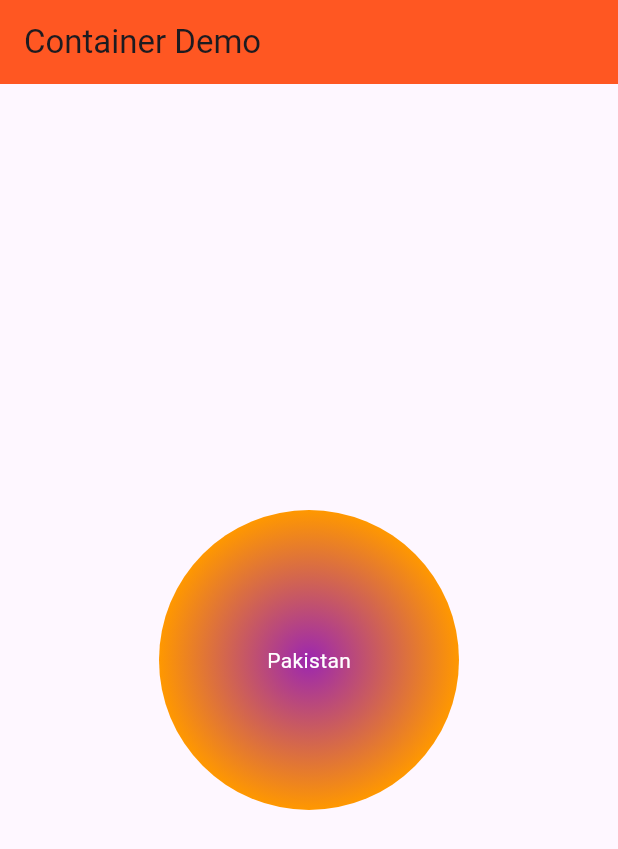
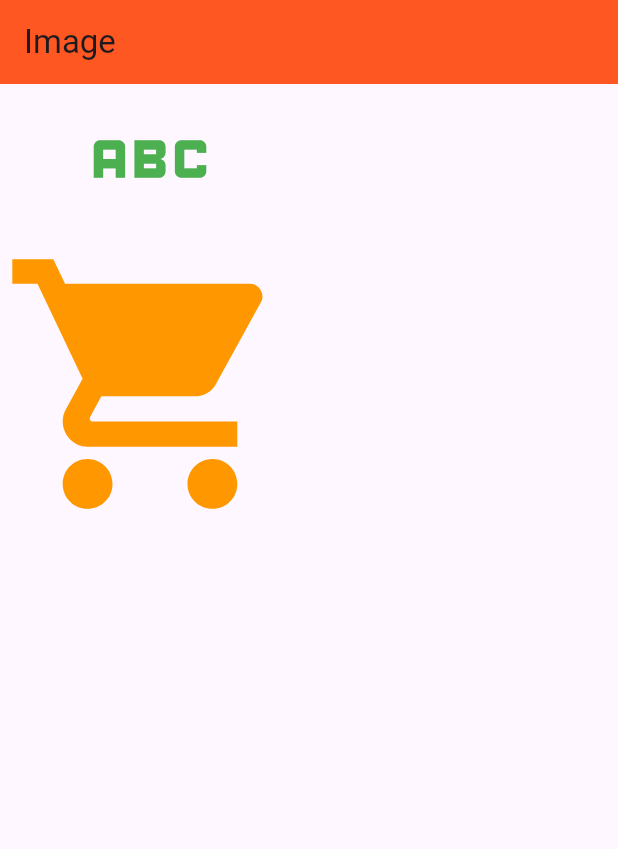
Before and after one commit to abidroid/uoajkbagh_day2, a Flutter app: the screen it shows after launch, on a phone screen of 412 x 824 dp. Shown: the top 849 px of the screen. Run offline on Flutter 3.47's test engine with Material 3 defaults, Android fonts, the phone set to English and light mode, and no system bars.

Commit message:
column, row, stack,icon

```diff
--- a/lib/main.dart
+++ b/lib/main.dart
@@ -1,6 +1,8 @@
 import 'package:flutter/material.dart';
 import 'package:uoajkbagh_day2/screens/container_demo_screen.dart';
 import 'package:uoajkbagh_day2/screens/first_screen.dart';
+import 'package:uoajkbagh_day2/screens/image_demo_screen.dart';
+import 'package:uoajkbagh_day2/screens/row_column_demo_screen.dart';
 
 void main() {
   runApp(const MyApp());
@@ -18,7 +20,7 @@ class MyApp extends StatelessWidget {
 
         colorScheme: ColorScheme.fromSeed(seedColor: Colors.deepPurple),
       ),
-      home: const ContainerDemoScreen(), // launcher screen
+      home: const ImageDemoScreen(), // launcher screen
     );
   }
 }
--- /dev/null
+++ b/lib/screens/image_demo_screen.dart
@@ -0,0 +1,23 @@
+import 'package:flutter/material.dart';
+
+class ImageDemoScreen extends StatelessWidget {
+  const ImageDemoScreen({super.key});
+
+  @override
+  Widget build(BuildContext context) {
+    return Scaffold(
+      appBar: AppBar(
+        title: const Text('Image'),
+        backgroundColor: Colors.deepOrange,
+      ),
+      body: Column(
+        children: [
+
+          Icon(Icons.abc, size: 100, color: Colors.green,),
+          Icon(Icons.shopping_cart, size: 200, color: Colors.orange,),
+
+        ],
+      ),
+    );
+  }
+}
```
Also changed, not shown: lib/screens/row_column_demo_screen.dart (added, +36 -0 lines).
